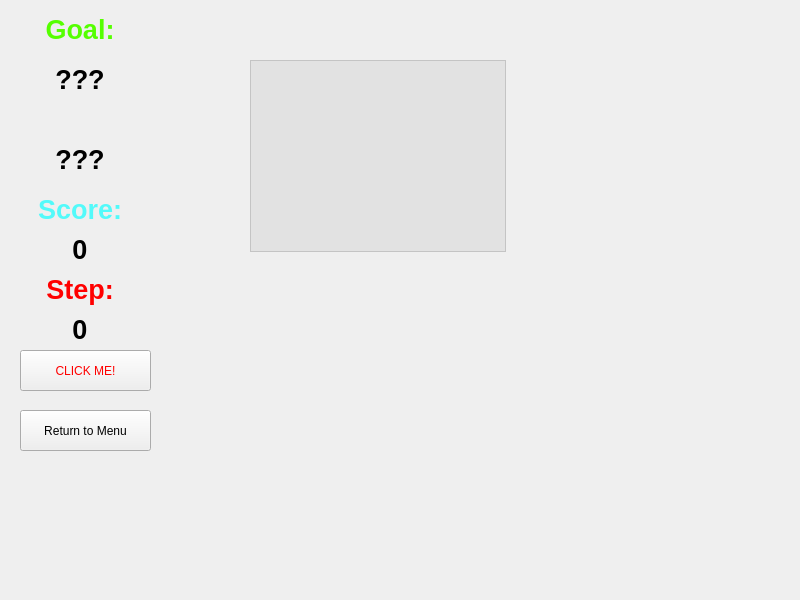
Qt form gamewindow.ui (F74036344/candyCrush) before a commit.
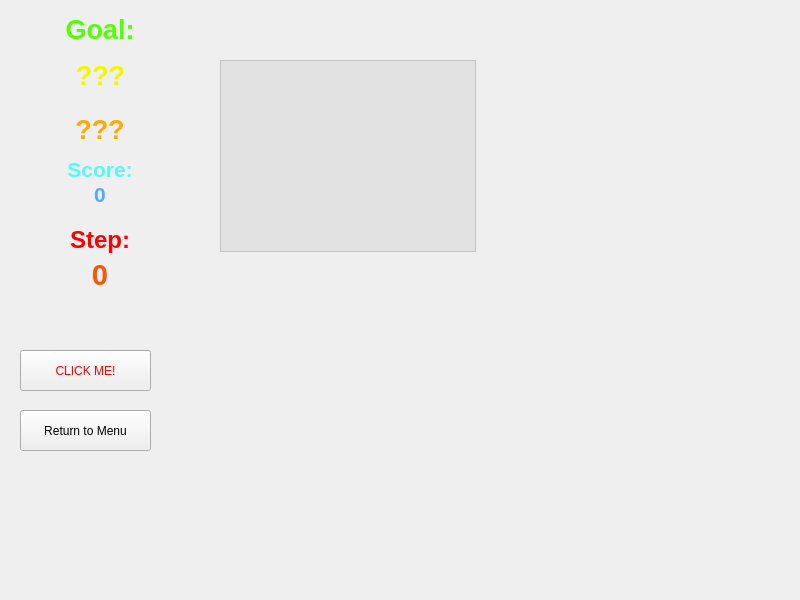
The same form after that commit. Icons and pictures are not drawn.

The edit to the form file:
```diff
--- a/gamewindow.ui
+++ b/gamewindow.ui
@@ -20,7 +20,7 @@
   <widget class="QGraphicsView" name="graphicsView">
    <property name="geometry">
     <rect>
-     <x>250</x>
+     <x>220</x>
      <y>60</y>
      <width>256</width>
      <height>192</height>
@@ -59,8 +59,8 @@
   <widget class="QLabel" name="label_scoreText">
    <property name="geometry">
     <rect>
-     <x>30</x>
-     <y>190</y>
+     <x>50</x>
+     <y>150</y>
      <width>100</width>
      <height>40</height>
     </rect>
@@ -68,7 +68,7 @@
    <property name="font">
     <font>
      <family>Arial</family>
-     <pointsize>20</pointsize>
+     <pointsize>16</pointsize>
      <weight>75</weight>
      <bold>true</bold>
     </font>
@@ -80,8 +80,8 @@
   <widget class="QLabel" name="label_scoreValue">
    <property name="geometry">
     <rect>
-     <x>30</x>
-     <y>230</y>
+     <x>50</x>
+     <y>175</y>
      <width>100</width>
      <height>40</height>
     </rect>
@@ -89,19 +89,22 @@
    <property name="font">
     <font>
      <family>Arial</family>
-     <pointsize>20</pointsize>
+     <pointsize>16</pointsize>
      <weight>75</weight>
      <bold>true</bold>
     </font>
    </property>
+   <property name="styleSheet">
+    <string notr="true">color: rgb(85, 170, 255);</string>
+   </property>
    <property name="text">
-    <string>&lt;html&gt;&lt;head/&gt;&lt;body&gt;&lt;p align=&quot;center&quot;&gt;0&lt;/p&gt;&lt;/body&gt;&lt;/html&gt;</string>
+    <string>&lt;html&gt;&lt;head/&gt;&lt;body&gt;&lt;p align=&quot;center&quot;&gt;&lt;span style=&quot; color:#55aaff;&quot;&gt;0&lt;/span&gt;&lt;/p&gt;&lt;/body&gt;&lt;/html&gt;</string>
    </property>
   </widget>
   <widget class="QLabel" name="label_goalText">
    <property name="geometry">
     <rect>
-     <x>30</x>
+     <x>50</x>
      <y>10</y>
      <width>100</width>
      <height>40</height>
@@ -122,8 +125,8 @@
   <widget class="QLabel" name="label_goalValue">
    <property name="geometry">
     <rect>
-     <x>30</x>
-     <y>140</y>
+     <x>50</x>
+     <y>110</y>
      <width>100</width>
      <height>40</height>
     </rect>
@@ -136,15 +139,18 @@
      <bold>true</bold>
     </font>
    </property>
+   <property name="styleSheet">
+    <string notr="true">color: rgb(255, 170, 0);</string>
+   </property>
    <property name="text">
-    <string>&lt;html&gt;&lt;head/&gt;&lt;body&gt;&lt;p align=&quot;center&quot;&gt;???&lt;/p&gt;&lt;/body&gt;&lt;/html&gt;</string>
+    <string>&lt;html&gt;&lt;head/&gt;&lt;body&gt;&lt;p align=&quot;center&quot;&gt;&lt;span style=&quot; color:#ffaa00;&quot;&gt;???&lt;/span&gt;&lt;/p&gt;&lt;/body&gt;&lt;/html&gt;</string>
    </property>
   </widget>
   <widget class="QLabel" name="label_stepText">
    <property name="geometry">
     <rect>
-     <x>30</x>
-     <y>270</y>
+     <x>50</x>
+     <y>220</y>
      <width>100</width>
      <height>40</height>
     </rect>
@@ -152,7 +158,7 @@
    <property name="font">
     <font>
      <family>Arial</family>
-     <pointsize>20</pointsize>
+     <pointsize>18</pointsize>
      <weight>75</weight>
      <bold>true</bold>
     </font>
@@ -164,8 +170,8 @@
   <widget class="QLabel" name="label_stepValue">
    <property name="geometry">
     <rect>
-     <x>30</x>
-     <y>310</y>
+     <x>50</x>
+     <y>255</y>
      <width>100</width>
      <height>40</height>
     </rect>
@@ -173,22 +179,25 @@
    <property name="font">
     <font>
      <family>Arial</family>
-     <pointsize>20</pointsize>
+     <pointsize>22</pointsize>
      <weight>75</weight>
      <bold>true</bold>
     </font>
    </property>
+   <property name="styleSheet">
+    <string notr="true">color: rgb(255, 85, 0);</string>
+   </property>
    <property name="text">
-    <string>&lt;html&gt;&lt;head/&gt;&lt;body&gt;&lt;p align=&quot;center&quot;&gt;0&lt;/p&gt;&lt;/body&gt;&lt;/html&gt;</string>
+    <string>&lt;html&gt;&lt;head/&gt;&lt;body&gt;&lt;p align=&quot;center&quot;&gt;&lt;span style=&quot; color:#ff5500;&quot;&gt;0&lt;/span&gt;&lt;/p&gt;&lt;/body&gt;&lt;/html&gt;</string>
    </property>
   </widget>
   <widget class="QLabel" name="label_goalStatement">
    <property name="geometry">
     <rect>
-     <x>30</x>
-     <y>60</y>
-     <width>100</width>
-     <height>40</height>
+     <x>70</x>
+     <y>50</y>
+     <width>61</width>
+     <height>51</height>
     </rect>
    </property>
    <property name="font">
@@ -199,8 +208,11 @@
      <bold>true</bold>
     </font>
    </property>
+   <property name="styleSheet">
+    <string notr="true">color: rgb(255, 255, 0);</string>
+   </property>
    <property name="text">
-    <string>&lt;html&gt;&lt;head/&gt;&lt;body&gt;&lt;p align=&quot;center&quot;&gt;???&lt;/p&gt;&lt;/body&gt;&lt;/html&gt;</string>
+    <string>&lt;html&gt;&lt;head/&gt;&lt;body&gt;&lt;p align=&quot;center&quot;&gt;&lt;span style=&quot; color:#f5f500;&quot;&gt;???&lt;/span&gt;&lt;/p&gt;&lt;/body&gt;&lt;/html&gt;</string>
    </property>
   </widget>
   <widget class="QPushButton" name="pushButton_returnToMenu">
```
Left out of the diff: 8 changed lines with no effect on the pictures.
